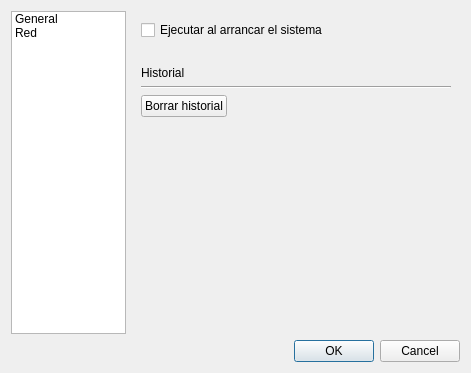
Qt form src/settings.ui (javierllorente/qdc) before a commit.
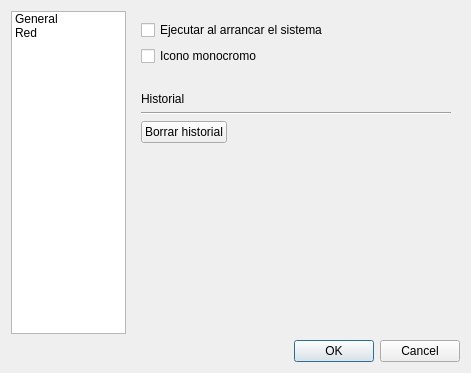
The same form after that commit. Icons and pictures are not drawn.

Commit message: Añadir la posibilidad de usar el icono monocromo

```diff
--- a/src/settings.ui
+++ b/src/settings.ui
@@ -89,7 +89,14 @@
           </widget>
          </item>
          <item>
-          <spacer name="verticalSpacer">
+          <widget class="QCheckBox" name="checkBoxMonochromeIcon">
+           <property name="text">
+            <string>Icono monocromo</string>
+           </property>
+          </widget>
+         </item>
+         <item>
+          <spacer name="verticalSpacer_2">
            <property name="orientation">
             <enum>Qt::Vertical</enum>
            </property>
```
The commit also changes 3 other files.
